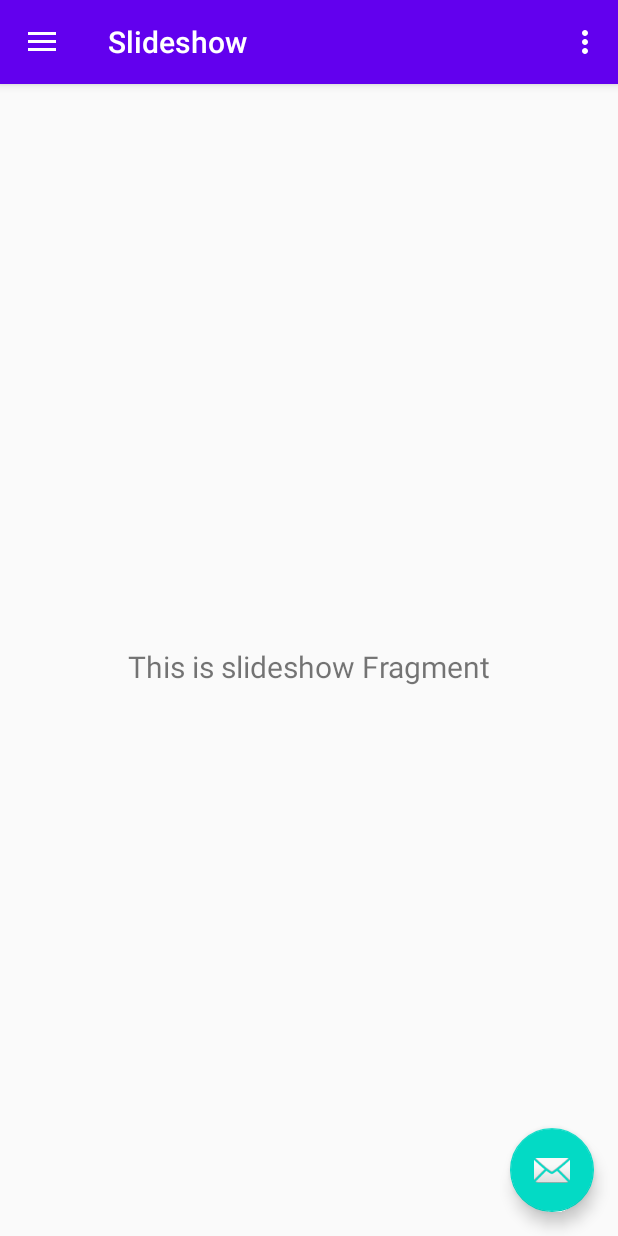
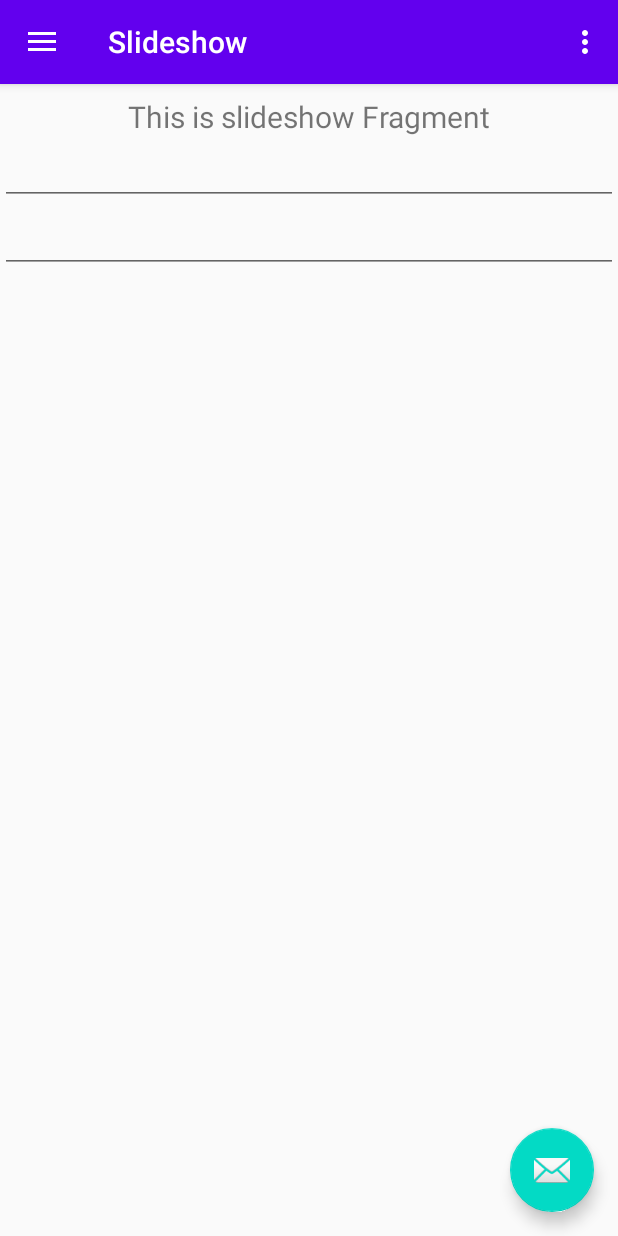
Before and after one commit to AdalbertoContreras/taller1, an Android app: the screen it shows after launch (MainActivity), in the side drawer, after a tap on "Consultar por fecha", on a phone screen of 412 x 824 dp. Run offline under Robolectric (Android 15) with nearby library versions, the phone set to English and light mode, and no system bars; our stand-ins replace navigation-ui.

Commit message:
taller S4

```diff
--- a/app/src/main/java/com/empresa/finanzas1/sqlite/ConexionSQLiteHelper.kt
+++ b/app/src/main/java/com/empresa/finanzas1/sqlite/ConexionSQLiteHelper.kt
@@ -38,6 +38,26 @@ class ConexionSQLiteHelper
              */
             db.execSQL(MovimientoSqlite().SQL_CREATE_ENTRIES)
             db.execSQL(TipoMovimientoSqlite().SQL_CREATE_ENTRIES)
+            var consultas = listOf("insert into movimiento values(1, 12500, '', '2020-08-01', 1, 1)",
+                "insert into movimiento values(2, 12500, '', '2020-08-01', 1, 2)",
+                "insert into movimiento values(3, 12500, '', '2020-08-01', 2, 1)",
+                "insert into movimiento values(4, 12500, '', '2020-08-02', 3, 1)",
+                "insert into movimiento values(5, 12500, '', '2020-08-08', 3, 1)",
+                "insert into movimiento values(6, 12500, '', '2020-08-08', 2, 1)",
+                "insert into movimiento values(7, 12500, '', '2020-08-15', 2, 2)",
+                "insert into movimiento values(8, 12500, '', '2020-08-17', 1, 2)",
+                "insert into movimiento values(9, 12500, '', '2020-08-20', 1, 2)",
+                "insert into movimiento values(10, 12500, '', '2020-08-20', 2, 2)",
+                "insert into movimiento values(11, 12500, '', '2020-08-20', 2, 1)",
+                "insert into movimiento values(12, 12500, '', '2020-08-20', 1, 2)",
+                "insert into tipo_movimiento values(1, 'Transporte')",
+                "insert into tipo_movimiento values(2, 'Alimento')",
+                "insert into tipo_movimiento values(3, 'Ropa')",
+                "insert into tipo_movimiento values(4, 'Deuda')")
+            for(consulta in consultas)
+            {
+                db.execSQL(consulta)
+            }
         } catch (e: SQLException) {
             Log.d("sqlite", "base de datos no creada")
         }
@@ -82,7 +102,7 @@ class ConexionSQLiteHelper
     }
 
     companion object {
-        private const val nombre_database = "app_cobrador"
-        private const val version_database = 3
+        private const val nombre_database = "app_finanza"
+        private const val version_database = 11
     }
 }
--- a/app/src/main/java/com/empresa/finanzas1/sqlite/MovimientoSqlite.kt
+++ b/app/src/main/java/com/empresa/finanzas1/sqlite/MovimientoSqlite.kt
@@ -3,6 +3,7 @@ package com.empresa.finanzas1.sqlite
 import android.content.ContentValues
 import android.content.Context
 import android.database.Cursor
+import android.util.Log
 import com.empresa.finanzas1.modelo.Movimiento
 import java.util.*
 
@@ -13,8 +14,18 @@ class MovimientoSqlite : Movimientoutilidades {
         return SqliteInterfas().insert(context, TABLE_NAME, Movimiento.ID_MOVIMIENTO, values)
     }
 
-    fun consultar(context: Context?): ArrayList<Movimiento>? {
+    fun consultar(context: Context?): ArrayList<Movimiento> {
         val cursor = SqliteInterfas().select(context, consulta)
+        return recorrerCursor(cursor)
+    }
+
+    fun movimientosporRangoDeFecha(context: Context?, fechaA: String, fechaB: String): ArrayList<Movimiento> {
+        val cursor = SqliteInterfas().select(context, porRangoDeFecha(fechaA, fechaB))
+        return recorrerCursor(cursor)
+    }
+
+    fun movimientosporFecha(context: Context?): ArrayList<Movimiento>? {
+        val cursor = SqliteInterfas().select(context, porFecha("2020-08-19"))
         return recorrerCursor(cursor)
     }
 
@@ -43,8 +54,9 @@ class MovimientoSqlite : Movimientoutilidades {
         val abonos: ArrayList<Movimiento> = ArrayList<Movimiento>()
         if (cursor.moveToFirst()) {
             do {
-                val abono: Movimiento = cursorToCobrador(cursor)
-                abonos.add(abono)
+                val movimiento: Movimiento = cursorToCobrador(cursor)
+                Log.d("Fecha", "${movimiento.fechaMovimiento}")
+                abonos.add(movimiento)
             } while (cursor.moveToNext())
         }
         return abonos
@@ -54,6 +66,7 @@ class MovimientoSqlite : Movimientoutilidades {
         val values = ContentValues()
         if(modelo != null)
         {
+            Log.d("Flujo", "${modelo.flujo}")
             values.put(Movimiento.VALOR_MOVIMIENTO, modelo.valorMovimiento)
             values.put(Movimiento.DESCRIPCION, modelo.descripcion)
             values.put(Movimiento.FECHA_MOVIMIENTO, modelo.fechaMovimiento)
@@ -70,7 +83,7 @@ class MovimientoSqlite : Movimientoutilidades {
         modelo.descripcion = cursor.getString(2)
         modelo.fechaMovimiento = cursor.getString(3)
         modelo.tipoMovimiento = cursor.getInt(4)
-        modelo.idMovimiento = cursor.getInt(5)
+        modelo.flujo = cursor.getInt(5)
         return modelo
     }
 }
--- a/app/src/main/java/com/empresa/finanzas1/sqlite/SqliteInterfas.kt
+++ b/app/src/main/java/com/empresa/finanzas1/sqlite/SqliteInterfas.kt
@@ -14,6 +14,7 @@ class SqliteInterfas {
     ): Boolean {
         val conexionSQLiteHelper = ConexionSQLiteHelper(context, null)
         val sqLiteDatabase = conexionSQLiteHelper.writableDatabase
+        Log.d("Sql", values.toString())
         val respuesta = sqLiteDatabase.insert(TABLE_NAME, columHack, values)
         Log.d("sqliteInterfas", respuesta.toString() + "Agregado")
         sqLiteDatabase.close()
--- a/app/src/main/java/com/empresa/finanzas1/ui/slideshow/SlideshowViewModel.kt
+++ b/app/src/main/java/com/empresa/finanzas1/ui/consultarMovimientosPorFecha/SlideshowViewModel.kt
@@ -1,4 +1,4 @@
-package com.empresa.finanzas1.ui.slideshow
+package com.empresa.finanzas1.ui.consultarMovimientosPorFecha
 
 import androidx.lifecycle.LiveData
 import androidx.lifecycle.MutableLiveData
--- /dev/null
+++ b/app/src/main/java/com/empresa/finanzas1/ui/consultarMovimientosPorFecha/consultarMovimientosPorFechaFragment.kt
@@ -0,0 +1,77 @@
+package com.empresa.finanzas1.ui.consultarMovimientosPorFecha
+
+import android.app.DatePickerDialog.OnDateSetListener
+import android.os.Bundle
+import android.text.Editable
+import android.util.Log
+import android.view.LayoutInflater
+import android.view.View
+import android.view.ViewGroup
+import android.widget.EditText
+import android.widget.TextView
+import androidx.fragment.app.Fragment
+import androidx.lifecycle.Observer
+import androidx.lifecycle.ViewModelProviders
+import androidx.recyclerview.widget.GridLayoutManager
+import androidx.recyclerview.widget.RecyclerView
+import com.empresa.finanzas1.R
+import com.empresa.finanzas1.adapter.DatePikerFragment
+import com.empresa.finanzas1.adapter.ItemMovimiento
+import com.empresa.finanzas1.modelo.Movimiento
+import com.empresa.finanzas1.sqlite.MovimientoSqlite
+
+
+class consultarMovimientosPorFechaFragment : Fragment() {
+
+    private lateinit var slideshowViewModel: SlideshowViewModel
+    private lateinit var fechaInicial : EditText
+    private lateinit var fechaFinal : EditText
+    private lateinit var listaRecycler : RecyclerView
+    private lateinit var listaMovimientos : ArrayList<Movimiento>
+    override fun onCreateView(
+            inflater: LayoutInflater,
+            container: ViewGroup?,
+            savedInstanceState: Bundle?
+    ): View? {
+        slideshowViewModel =
+                ViewModelProviders.of(this).get(SlideshowViewModel::class.java)
+        val root = inflater.inflate(R.layout.fragment_consulta_por_fecha, container, false)
+        val textView: TextView = root.findViewById(R.id.text_slideshow)
+        slideshowViewModel.text.observe(viewLifecycleOwner, Observer {
+            textView.text = it
+        })
+        fechaInicial = root.findViewById(R.id.fechaInicio)
+        fechaFinal = root.findViewById(R.id.fechaFinal)
+        listaRecycler = root.findViewById(R.id.movimientoRecycler)
+        fechaInicial.setOnClickListener{
+            val newFragment: DatePikerFragment =
+                DatePikerFragment.newInstance(OnDateSetListener { datePicker, year, month, day -> // +1 because January is zero
+                    val selectedDate : String = "$year-${(if(month < 10) "0" + (month + 1) else (month + 1))}-${(if(day < 10) "0" + day else day)}"
+                    fechaInicial.text = Editable.Factory.getInstance().newEditable(selectedDate)
+                    consultarMovimientos()
+                })
+
+            newFragment.show(requireActivity().supportFragmentManager, "datePicker")
+        }
+        fechaFinal.setOnClickListener{
+            val newFragment: DatePikerFragment =
+                DatePikerFragment.newInstance(OnDateSetListener { datePicker, year, month, day -> // +1 because January is zero
+                    val selectedDate : String = "$year-${(if(month < 10) "0" + (month + 1) else (month + 1))}-${(if(day < 10) "0" + day else day)}"
+                    fechaFinal.text = Editable.Factory.getInstance().newEditable(selectedDate)
+                })
+
+            newFragment.show(requireActivity().supportFragmentManager, "datePicker")
+            consultarMovimientos()
+        }
+        return root
+    }
+
+    fun consultarMovimientos()
+    {
+        listaMovimientos = MovimientoSqlite().movimientosporRangoDeFecha(requireContext(), fechaInicial.text.toString(), fechaFinal.text.toString())
+        //listaMovimientos = MovimientoSqlite().consultar(requireContext())
+        listaRecycler.layoutManager = GridLayoutManager(requireContext(), 1)
+        var ItemMovimientoAdapter = ItemMovimiento(listaMovimientos)
+        listaRecycler.adapter = ItemMovimientoAdapter
+    }
+}
--- a/app/src/main/java/com/empresa/finanzas1/ui/registrar_movimiento/RegistrarFragment.kt
+++ b/app/src/main/java/com/empresa/finanzas1/ui/registrar_movimiento/RegistrarFragment.kt
@@ -1,6 +1,7 @@
 package com.empresa.finanzas1.ui.registrar_movimiento
 
 import android.os.Bundle
+import android.util.Log
 import android.view.LayoutInflater
 import android.view.View
 import android.view.ViewGroup
@@ -55,7 +56,7 @@ class RegistrarFragment : Fragment() {
                     movimientoRegistrar.tipoMovimiento = tipo_movimiento_spinner.selectedItemPosition
                     movimientoRegistrar.flujo = if(entrada_RadioButton.isChecked) 1 else 2
                     val date = Calendar.getInstance()
-                    val dateString = "${date.get(Calendar.YEAR)}-${date.get(Calendar.MONTH)}-${date.get(Calendar.DAY_OF_MONTH)}"
+                    val dateString = "${date.get(Calendar.YEAR)}-${if(date.get(Calendar.MONTH) < 10) "0" + (date.get(Calendar.MONTH) + 1) else (date.get(Calendar.MONTH) + 1)}-${date.get(Calendar.DAY_OF_MONTH)}"
                     movimientoRegistrar.fechaMovimiento = dateString
                     if(MovimientoSqlite().agregar(context, movimientoRegistrar))
                     {
--- a/app/src/main/java/com/empresa/finanzas1/ui/slideshow/SlideshowFragment.kt
+++ /dev/null
@@ -1,31 +0,0 @@
-package com.empresa.finanzas1.ui.slideshow
-
-import android.os.Bundle
-import android.view.LayoutInflater
-import android.view.View
-import android.view.ViewGroup
-import android.widget.TextView
-import androidx.fragment.app.Fragment
-import androidx.lifecycle.Observer
-import androidx.lifecycle.ViewModelProviders
-import com.empresa.finanzas1.R
-
-class SlideshowFragment : Fragment() {
-
-    private lateinit var slideshowViewModel: SlideshowViewModel
-
-    override fun onCreateView(
-            inflater: LayoutInflater,
-            container: ViewGroup?,
-            savedInstanceState: Bundle?
-    ): View? {
-        slideshowViewModel =
-                ViewModelProviders.of(this).get(SlideshowViewModel::class.java)
-        val root = inflater.inflate(R.layout.fragment_slideshow, container, false)
-        val textView: TextView = root.findViewById(R.id.text_slideshow)
-        slideshowViewModel.text.observe(viewLifecycleOwner, Observer {
-            textView.text = it
-        })
-        return root
-    }
-}
--- a/app/src/main/java/com/empresa/finanzas1/ui/vista_general/VistaGeneralFragment.kt
+++ b/app/src/main/java/com/empresa/finanzas1/ui/vista_general/VistaGeneralFragment.kt
@@ -1,6 +1,7 @@
 package com.empresa.finanzas1.ui.vista_general
 
 import android.os.Bundle
+import android.util.Log
 import android.view.LayoutInflater
 import android.view.View
 import android.view.ViewGroup
@@ -51,9 +52,11 @@ class VistaGeneralFragment : Fragment() {
         valorTotal = 0.0
         valorGasto = 0.0
         valorEntrada = 0.0
+        //var movimientos = MovimientoSqlite().movimientosporRangoDeFecha(context)
         var movimientos = MovimientoSqlite().consultar(context)
         for(item in movimientos!!.iterator())
         {
+            Log.d("Flujo", "${item.flujo}")
             valorTotal += item.valorMovimiento
             if(item.flujo == 1)
             {
--- /dev/null
+++ b/app/src/main/res/layout/fragment_consulta_por_fecha.xml
@@ -0,0 +1,42 @@
+<?xml version="1.0" encoding="utf-8"?>
+<LinearLayout xmlns:android="http://schemas.android.com/apk/res/android"
+    xmlns:app="http://schemas.android.com/apk/res-auto"
+    xmlns:tools="http://schemas.android.com/tools"
+    android:layout_width="match_parent"
+    android:layout_height="match_parent"
+    tools:context=".ui.consultarMovimientosPorFecha.consultarMovimientosPorFechaFragment"
+    android:orientation="vertical">
+
+    <TextView
+        android:id="@+id/text_slideshow"
+        android:layout_width="match_parent"
+        android:layout_height="wrap_content"
+        android:layout_marginStart="8dp"
+        android:layout_marginTop="8dp"
+        android:layout_marginEnd="8dp"
+        android:textAlignment="center"
+        android:textSize="20sp" />
+
+    <EditText
+        android:id="@+id/fechaInicio"
+        android:layout_width="match_parent"
+        android:layout_height="wrap_content"
+        android:inputType="date"
+        android:focusable="false"
+        android:clickable="true"
+        android:maxLines="1"/>
+
+    <EditText
+        android:id="@+id/fechaFinal"
+        android:layout_width="match_parent"
+        android:layout_height="wrap_content"
+        android:inputType="date"
+        android:focusable="false"
+        android:clickable="true"
+        android:maxLines="1"/>
+
+    <androidx.recyclerview.widget.RecyclerView
+        android:id="@+id/movimientoRecycler"
+        android:layout_width="match_parent"
+        android:layout_height="match_parent"/>
+</LinearLayout>
--- a/app/src/main/res/layout/fragment_slideshow.xml
+++ /dev/null
@@ -1,22 +0,0 @@
-<?xml version="1.0" encoding="utf-8"?>
-<androidx.constraintlayout.widget.ConstraintLayout xmlns:android="http://schemas.android.com/apk/res/android"
-    xmlns:app="http://schemas.android.com/apk/res-auto"
-    xmlns:tools="http://schemas.android.com/tools"
-    android:layout_width="match_parent"
-    android:layout_height="match_parent"
-    tools:context=".ui.slideshow.SlideshowFragment">
-
-    <TextView
-        android:id="@+id/text_slideshow"
-        android:layout_width="match_parent"
-        android:layout_height="wrap_content"
-        android:layout_marginStart="8dp"
-        android:layout_marginTop="8dp"
-        android:layout_marginEnd="8dp"
-        android:textAlignment="center"
-        android:textSize="20sp"
-        app:layout_constraintBottom_toBottomOf="parent"
-        app:layout_constraintEnd_toEndOf="parent"
-        app:layout_constraintStart_toStartOf="parent"
-        app:layout_constraintTop_toTopOf="parent" />
-</androidx.constraintlayout.widget.ConstraintLayout>
--- a/app/src/main/res/navigation/mobile_navigation.xml
+++ b/app/src/main/res/navigation/mobile_navigation.xml
@@ -19,9 +19,9 @@
 
     <fragment
         android:id="@+id/nav_slideshow"
-        android:name="com.empresa.finanzas1.ui.slideshow.SlideshowFragment"
+        android:name="com.empresa.finanzas1.ui.consultarMovimientosPorFecha.consultarMovimientosPorFechaFragment"
         android:label="@string/menu_slideshow"
-        tools:layout="@layout/fragment_slideshow" />
+        tools:layout="@layout/fragment_consulta_por_fecha" />
     <fragment
         android:id="@+id/infoFragment"
         android:name="com.empresa.finanzas1.InfoFragment"
```
Also changed, not shown: app/src/main/java/com/empresa/finanzas1/adapter/DatePikerFragment.kt (added, +27 -0 lines), app/src/main/java/com/empresa/finanzas1/adapter/ItemMovimiento.kt (added, +53 -0 lines), app/src/main/java/com/empresa/finanzas1/sqlite/Movimientoutilidades.kt (+9 -1 lines), app/src/main/res/layout/item_movimiento.xml (added, +22 -0 lines).
